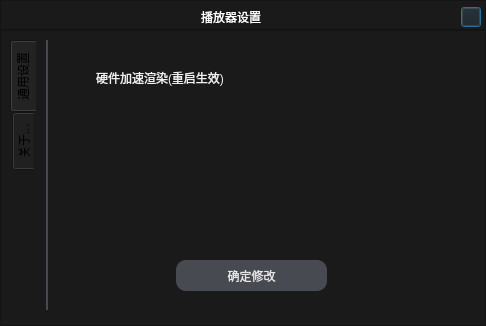
Above: dlgoption.ui from zhxin999/weplayer before the change. Below: the same form after it.
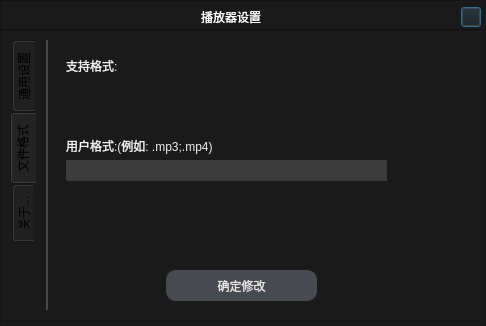
That is the form after the change. The open tabs and pages were chosen to show the change. Icons and pictures are not drawn.

Commit message: 支持自定义格式

```diff
--- a/dlgoption.ui
+++ b/dlgoption.ui
@@ -194,7 +194,7 @@
            <widget class="QPushButton" name="btnSaveTabPlayer">
             <property name="geometry">
              <rect>
-              <x>140</x>
+              <x>130</x>
               <y>220</y>
               <width>151</width>
               <height>31</height>
@@ -247,6 +247,117 @@
             </property>
            </widget>
           </widget>
+          <widget class="QWidget" name="tabExtent">
+           <attribute name="title">
+            <string>文件格式</string>
+           </attribute>
+           <widget class="QLabel" name="lblFormatExt">
+            <property name="geometry">
+             <rect>
+              <x>30</x>
+              <y>10</y>
+              <width>71</width>
+              <height>31</height>
+             </rect>
+            </property>
+            <property name="styleSheet">
+             <string notr="true">QLabel{background-color: rgba(0, 0, 0, 0);color:#F0F0F0}</string>
+            </property>
+            <property name="text">
+             <string>支持格式:</string>
+            </property>
+            <property name="wordWrap">
+             <bool>true</bool>
+            </property>
+           </widget>
+           <widget class="QLabel" name="label_8">
+            <property name="geometry">
+             <rect>
+              <x>10</x>
+              <y>0</y>
+              <width>2</width>
+              <height>270</height>
+             </rect>
+            </property>
+            <property name="styleSheet">
+             <string notr="true">background-color: rgb(71, 74, 81);</string>
+            </property>
+            <property name="text">
+             <string/>
+            </property>
+           </widget>
+           <widget class="QTextEdit" name="editFormatExt">
+            <property name="geometry">
+             <rect>
+              <x>30</x>
+              <y>40</y>
+              <width>321</width>
+              <height>41</height>
+             </rect>
+            </property>
+            <property name="styleSheet">
+             <string notr="true">background-color: rgba(0, 0, 0, 0);color:#F0F0F0</string>
+            </property>
+            <property name="readOnly">
+             <bool>true</bool>
+            </property>
+           </widget>
+           <widget class="QLabel" name="lblFormatExt_2">
+            <property name="geometry">
+             <rect>
+              <x>30</x>
+              <y>90</y>
+              <width>171</width>
+              <height>31</height>
+             </rect>
+            </property>
+            <property name="styleSheet">
+             <string notr="true">QLabel{background-color: rgba(0, 0, 0, 0);color:#F0F0F0}</string>
+            </property>
+            <property name="text">
+             <string>用户格式:(例如: .mp3;.mp4)</string>
+            </property>
+            <property name="wordWrap">
+             <bool>true</bool>
+            </property>
+           </widget>
+           <widget class="QLineEdit" name="leUserFormat">
+            <property name="geometry">
+             <rect>
+              <x>30</x>
+              <y>120</y>
+              <width>321</width>
+              <height>21</height>
+             </rect>
+            </property>
+            <property name="styleSheet">
+             <string notr="true">background-color: rgba(60, 60, 60, 255);color:#F0F0F0;border-width:0px;
+border-color: rgba(60, 60, 60, 255);</string>
+            </property>
+           </widget>
+           <widget class="QPushButton" name="btnSaveFormat">
+            <property name="geometry">
+             <rect>
+              <x>130</x>
+              <y>230</y>
+              <width>151</width>
+              <height>31</height>
+             </rect>
+            </property>
+            <property name="styleSheet">
+             <string notr="true">QPushButton{border:0px;border-radius:10px;color:#E6E6E6; background-color:#474A51;}
+QPushButton:hover{border:0px;border-radius:10px;color:#E6E6E6; background-color:#00B1EA;}
+QPushButton:pressed{border:0px;border-radius:10px;color:#E6E6E6; background-color:#007CA3;}
+QPushButton:disabled{border:0px;border-radius:10px;color:#7C7C7C; background-color:#35373C;}</string>
+            </property>
+            <property name="text">
+             <string>确定修改</string>
+            </property>
+            <property name="flat">
+             <bool>true</bool>
+            </property>
+           </widget>
+          </widget>
           <widget class="QWidget" name="tabAbout">
            <property name="styleSheet">
             <string notr="true">border:0px;</string>
```
Left out of the diff: 8 changed lines with no effect on the pictures. The commit also changes 10 other files.
